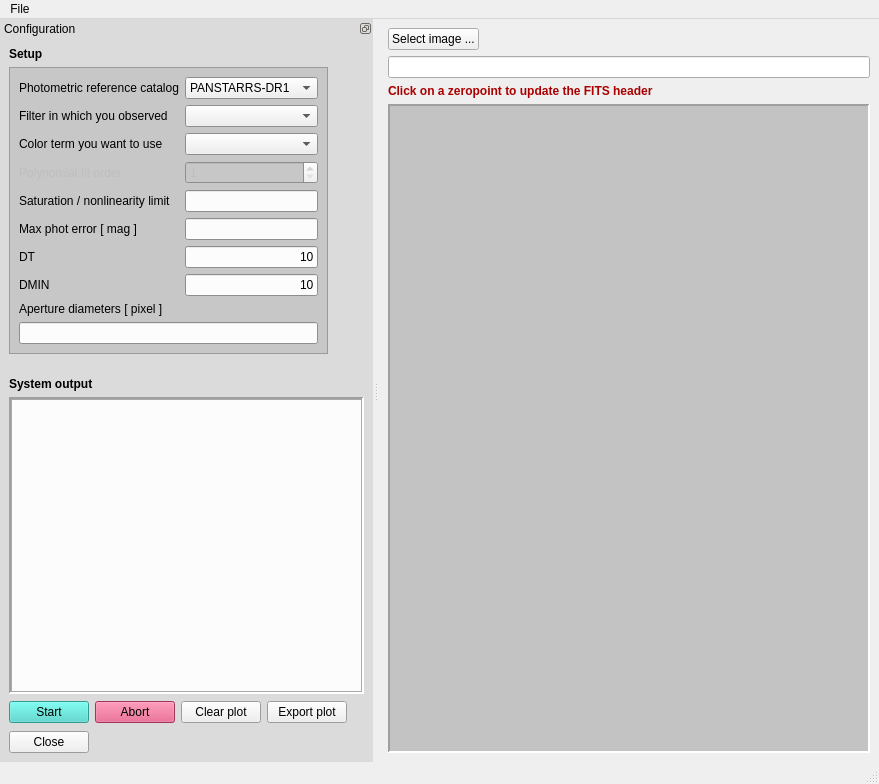
The window that src/abszp/abszeropoint.ui (schirmermischa/THELI) describes before a commit, drawn with Qt 5.
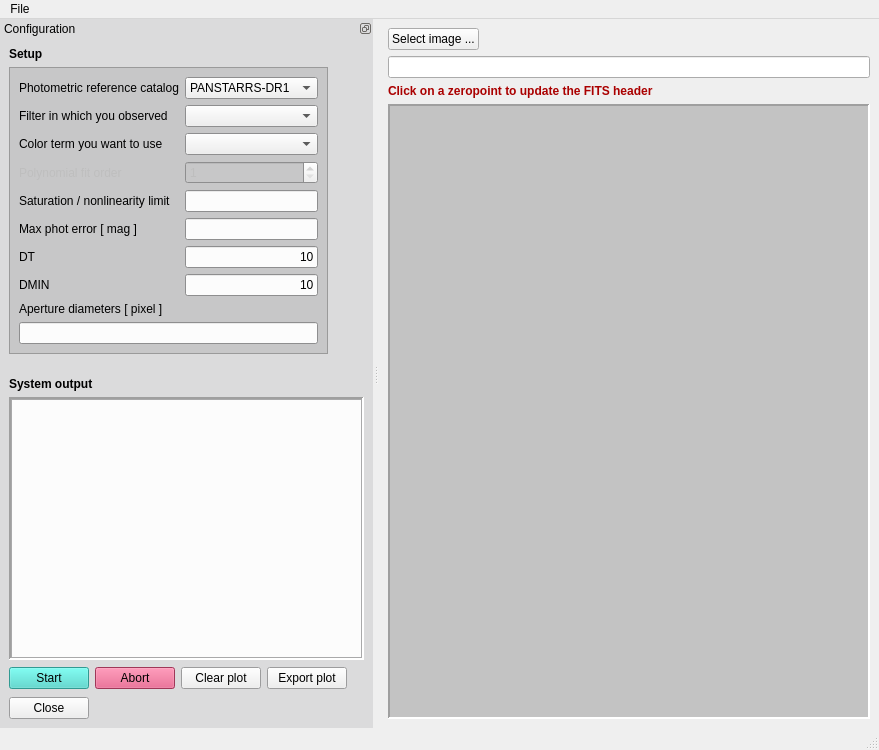
The same window after the commit. Custom widgets are drawn as their Qt base class.

Commit message: More accurate flag setting during object detection. Fixed tab order in abszeropoint module. Restored correct 2D matching algorithm (regression after v3.04). Coadded weight was not passed when computing coadded image parameters, resulting in a crash (egression after v3.04).

What changed in the file:
```diff
--- a/src/abszp/abszeropoint.ui
+++ b/src/abszp/abszeropoint.ui
@@ -7,7 +7,7 @@
     <x>0</x>
     <y>0</y>
     <width>879</width>
-    <height>784</height>
+    <height>750</height>
    </rect>
   </property>
   <property name="windowTitle">
```
Left out of the diff: 13 changed lines with no effect on the pictures. The commit also changes 6 other files.
